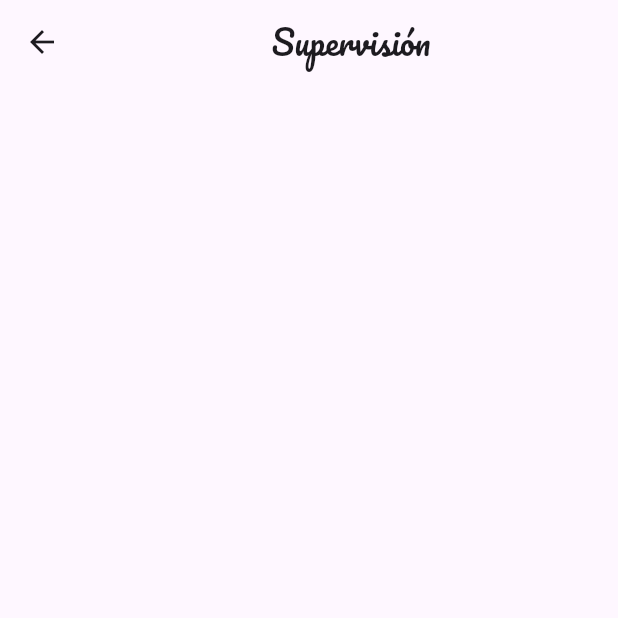
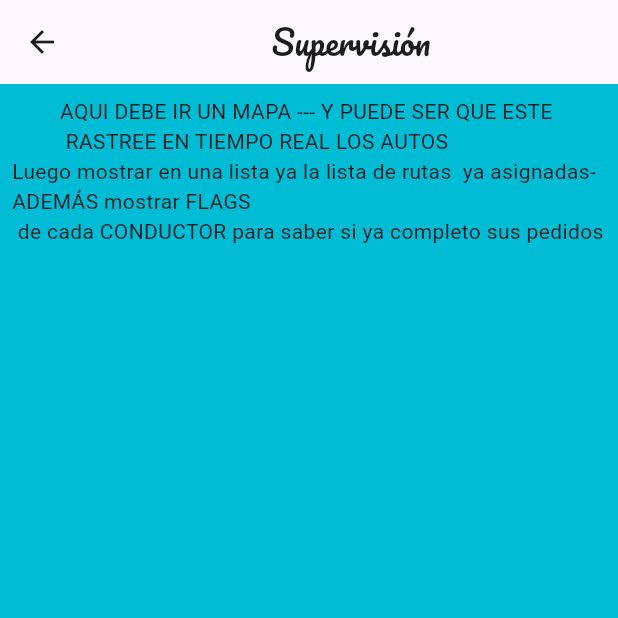
Before and after one commit to joseaguasol/AGUA_SOL_FINAL, a Flutter app: the ArmadoRuta screen opened by its route, after a tap on "Crear", after a tap on "Destruir", after a tap on "Confirmar", on a phone screen of 412 x 824 dp, the top half of it. Run offline on Flutter 3.47's test engine with Material 3 defaults, Android fonts, the phone set to English and light mode, and no system bars; our stand-ins replace flutter_animate, flutter_map, geocoding, geolocator, latlong2, lottie and 1 more; missing offline and left inert: dart:ffi; network calls fail.

Commit message:
mas endpoints

```diff
--- a/frontend/app_final/lib/components/cliente/bienvenido.dart
+++ b/frontend/app_final/lib/components/cliente/bienvenido.dart
@@ -260,6 +260,7 @@ class _Bienvenido extends State<Bienvenido> {
                 ),
               ),
             ),
+
             ListTile(
               title: Text('Opción 1'),
               onTap: () {
@@ -272,6 +273,10 @@ class _Bienvenido extends State<Bienvenido> {
                 Navigator.pop(context);
               },
             ),
+            const SizedBox(height: 200,),
+            ElevatedButton(onPressed: (){
+               Navigator.pushReplacementNamed(context, '/loginsol');
+            }, child:Text("Salir")),
           ],
         ),
       ),
--- a/frontend/app_final/lib/components/cliente/productos.dart
+++ b/frontend/app_final/lib/components/cliente/productos.dart
@@ -44,7 +44,7 @@ class _Productos extends State<Productos> {
   String desc = "botella";
   int conta = 0;
   int total = 0;
-  String apiProduct = 'http://10.0.2.2:8004/api/products';
+  String apiProduct = 'https://aguasol.onrender.com/api/products';
 
 
  // AQUI RECIBIMOS LOS PRODUCTOS DE LA API Y LUEGO añadimos a la clase producto
--- a/frontend/app_final/lib/components/empleado/armadoruta.dart
+++ b/frontend/app_final/lib/components/empleado/armadoruta.dart
@@ -145,11 +145,11 @@ void crearWidget() {
               child: Text('Mapa de Pedidos',style: TextStyle(fontFamily:'Pacifico',fontSize: 20),)),
               //SizedBox(height: 16), // Espacio entre el final de la lista y el mapa
               Container(
-                padding: EdgeInsets.all(15), // Espacio horizontal entre el mapa y los bordes
+                padding: EdgeInsets.all(10), // Espacio horizontal entre el mapa y los bordes
                 width: double.infinity,
                 height: 400,
                 decoration: BoxDecoration(
-                  color: Colors.blue,
+                  color: Colors.cyan,
                   borderRadius: BorderRadius.circular(20),
                 ),
                 child: FlutterMap(
@@ -179,27 +179,35 @@ void crearWidget() {
                 children: [
                   Column(
                     children: [
-                      Text("Rutas"),
+                      Text("Rutas",style:TextStyle(fontFamily: 'Pacifico'),),
                       Row(
                         children:
                         [
                         ElevatedButton(onPressed:(){setState(() {
                           crearWidget();
-                        });}, child: Text("Crear")),
+                        });}, child: Text("Crear",style: TextStyle(color:Colors.white),),
+                          style:ButtonStyle(
+                          backgroundColor: MaterialStateProperty.all(Colors.purpleAccent),
 
+                        ),),
+                        const SizedBox(width: 20,),
                         ElevatedButton(onPressed:(){setState(() {
                           if(widgetList.isNotEmpty){widgetList.removeLast();}
-                        });}, child: Text("Destruir"))
+                        });}, child: Text("Destruir"),
+                          style:ButtonStyle(
+                          backgroundColor: MaterialStateProperty.all(Colors.amberAccent),
+
+                        ),)
                        ],
                       ),
                     ]
                   ),
 
-                  Expanded(child: SizedBox(width: 10),),
+                  const SizedBox(width: 120,),
                   Column(
                     children: [
-                      Text("Pedidos"),
-                      SizedBox(width: 99,),
+                      Text("Pedidos",style:TextStyle(fontFamily: 'Pacifico'),),
+
                       ],
                   ),
                 ],
@@ -291,16 +299,17 @@ void crearWidget() {
                   ),
                 ),
               ),
-
+              SizedBox(height: 60,),
               ElevatedButton(onPressed:(){
                 navigateToSupervision();
               },
               child: Text("Confirmar",style: TextStyle(fontSize:19,color:Colors.white),),
               style:ButtonStyle(
-                backgroundColor: MaterialStateProperty.all(const Color.fromARGB(255, 33, 243, 135)),
+                backgroundColor: MaterialStateProperty.all(Colors.blue),
                 fixedSize: MaterialStateProperty.all(Size(350,55)),
                ),
               ),
+              SizedBox(height: 60,),
             ],
           ),
         ),
--- a/frontend/app_final/lib/components/empleado/supervision.dart
+++ b/frontend/app_final/lib/components/empleado/supervision.dart
@@ -86,6 +86,7 @@ class _SupervisionState extends State<Supervision> {
   @override
   Widget build(BuildContext context) {
     return Scaffold(
+      backgroundColor: Colors.cyan,
       appBar: AppBar(
         title: Align(
           alignment: Alignment.center,
@@ -96,7 +97,12 @@ class _SupervisionState extends State<Supervision> {
         child: Padding(
           padding: const EdgeInsets.all(8.0),
           child: Column(
-            children: [],
+            children: [
+              Text("AQUI DEBE IR UN MAPA --- Y PUEDE SER QUE ESTE \n RASTREE EN TIEMPO REAL LOS AUTOS"),
+
+          Text("Luego mostrar en una lista ya la lista de rutas  ya asignadas- ADEMÁS mostrar FLAGS\n de cada CONDUCTOR para saber si ya completo sus pedidos")
+
+            ],
         ),
        )
       ),
--- a/frontend/app_final/lib/main.dart
+++ b/frontend/app_final/lib/main.dart
@@ -37,7 +37,7 @@ class MyApp extends StatelessWidget {
         useMaterial3: true,
 
       ),
-      initialRoute: '/programacion',
+      initialRoute: '/loginsol',
       routes: {
         '/programacion':(context) => Programacion(),
         '/promociones':(context) => Promocion(),
```
Also changed, not shown: frontend/app_final/lib/components/empleado/programacion.dart (+42 -2 lines), frontend/app_final/lib/login.dart (+26 -2 lines), 3 other files.
